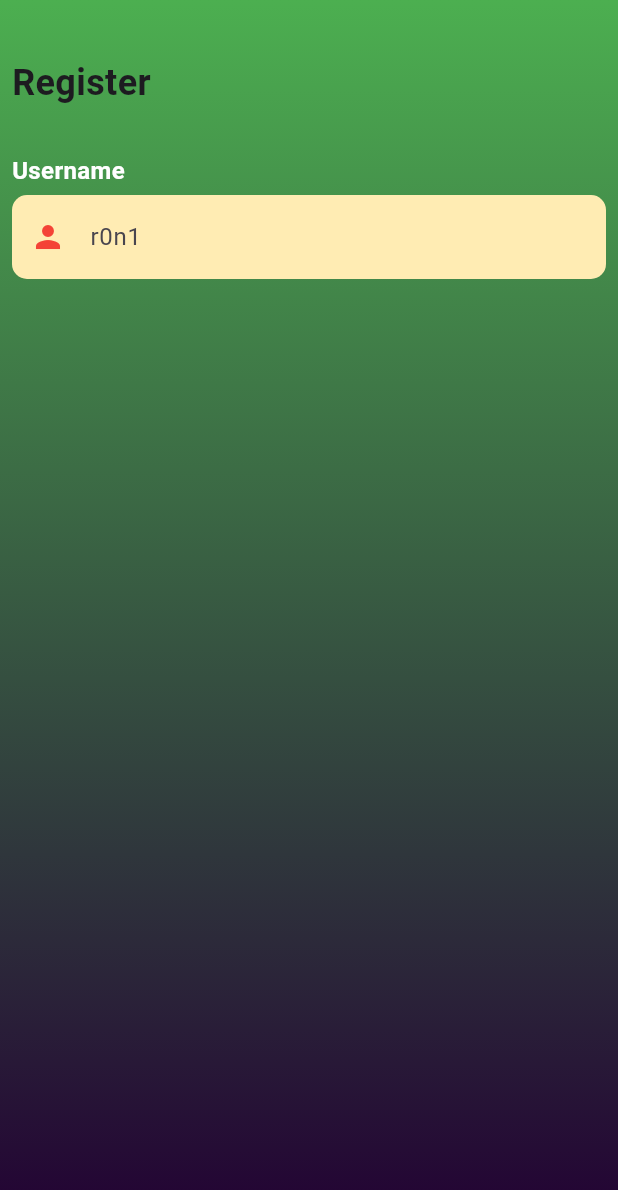
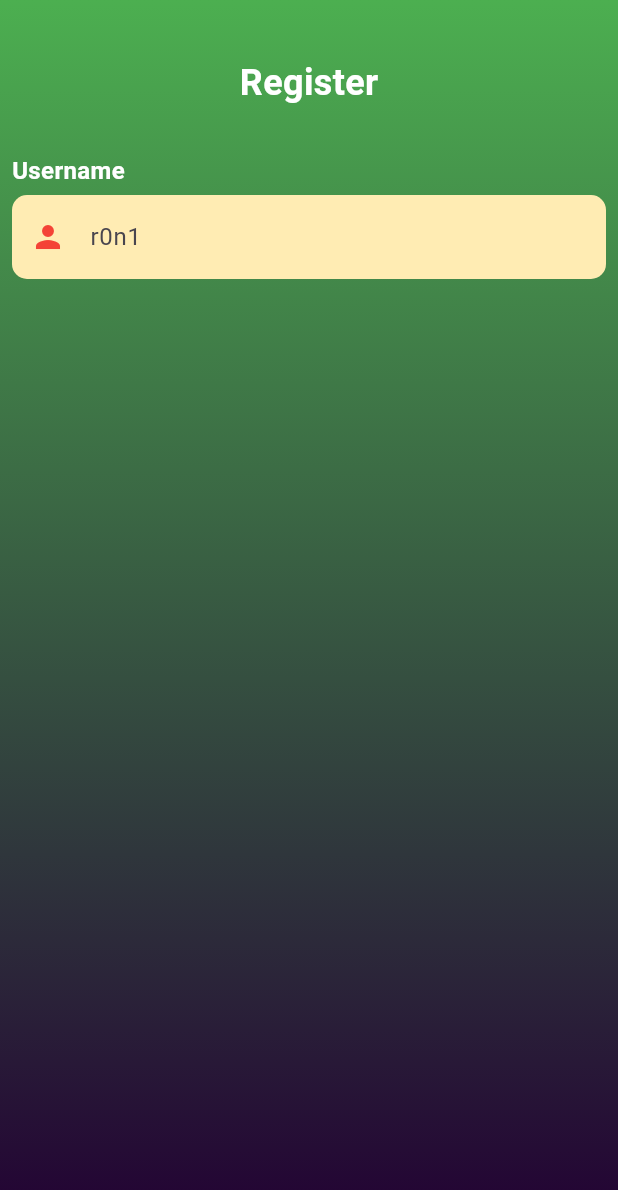
Before and after one commit to r0n1-putr4/Flutter-Project-TKOM, a Flutter app: the screen it shows after launch, on a phone screen of 412 x 824 dp. Shown: the top 1190 px of the screen. Run offline on Flutter 3.47's test engine with Material 3 defaults, Android fonts, the light colour scheme and no system bars.

Commit message:
Update Code

```diff
--- a/lib/pages/register_page.dart
+++ b/lib/pages/register_page.dart
@@ -33,12 +33,11 @@ class _RegisterPageState extends State<RegisterPage> {
             child: Form(
               key: _formKey,
               child: Column(
-                crossAxisAlignment: CrossAxisAlignment.start,
                 children: [
                   SizedBox(height: 30),
                   Text(
                     "Register",
-                    style: TextStyle(fontSize: 24, fontWeight: FontWeight.bold),
+                    style: TextStyle(fontSize: 24, fontWeight: FontWeight.bold,color: Colors.white),
                   ),
                   SizedBox(height: 30),
                   CostumeInput(
```
